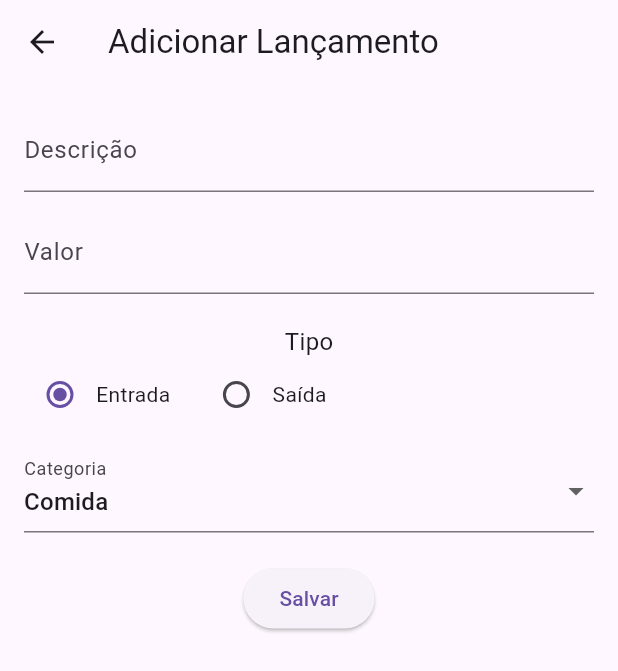
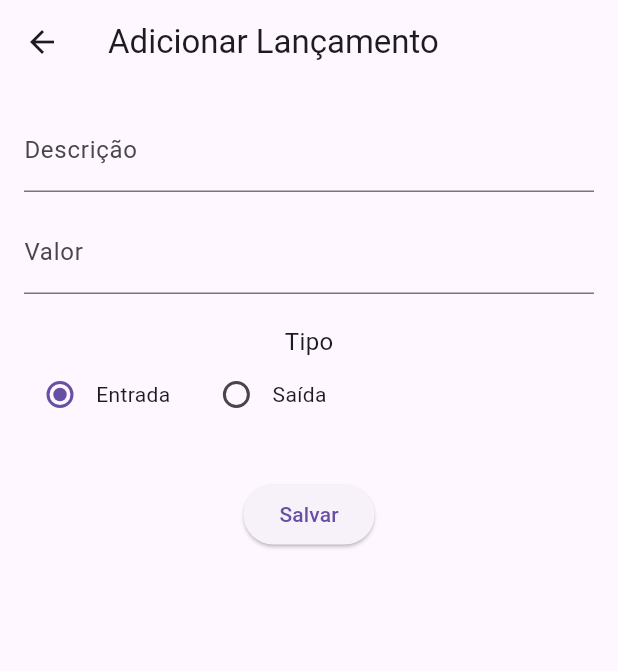
Before and after one commit to tkzin21/dindin2, a Flutter app: the screen it shows after launch, after a tap on the "add" icon, on a phone screen of 412 x 824 dp. Shown: the top 671 px of the screen. Run offline on Flutter 3.47's test engine with Material 3 defaults, Android fonts, the phone set to English and light mode, and no system bars; our stand-ins replace fl_chart, shared_preferences.

Commit message:
versao final

```diff
--- a/lib/main.dart
+++ b/lib/main.dart
@@ -15,10 +15,7 @@ class DinDinApp extends StatelessWidget {
     return MaterialApp(
       debugShowCheckedModeBanner: false,
       title: 'DinDin',
-      theme: ThemeData(
-        primarySwatch: Colors.blue,
-        useMaterial3: true,
-      ),
+      theme: ThemeData(primarySwatch: Colors.blue, useMaterial3: true),
       home: const SplashScreen(),
     );
   }
@@ -49,20 +46,13 @@ class _SplashScreenState extends State<SplashScreen> {
       body: Container(
         decoration: const BoxDecoration(
           gradient: LinearGradient(
-            colors: [
-              Color(0xFF00C9FF),
-              Color(0xFF92FE9D),
-            ],
+            colors: [Color(0xFF00C9FF), Color(0xFF92FE9D)],
             begin: Alignment.topCenter,
             end: Alignment.bottomCenter,
           ),
         ),
         child: Center(
-          child: Image.asset(
-            'assets/logo.png',
-            width: 150,
-            height: 150,
-          ),
+          child: Image.asset('assets/logo.png', width: 150, height: 150),
         ),
       ),
     );
@@ -84,7 +74,14 @@ class _HomePageState extends State<HomePage> {
   final List<Map<String, dynamic>> lancamentos = [];
 
   String filtroCategoria = 'Todas';
-  final categorias = ['Todas', 'Comida', 'Transporte', 'Lazer', 'Saúde', 'Outros'];
+  final categorias = [
+    'Todas',
+    'Comida',
+    'Transporte',
+    'Lazer',
+    'Saúde',
+    'Outros',
+  ];
 
   String tipoGrafico = 'Pizza';
   final tiposGraficos = ['Pizza', 'Barra', 'Linha'];
@@ -198,10 +195,14 @@ class _HomePageState extends State<HomePage> {
                 ),
                 Column(
                   children: [
-                    Text("Receitas: R\$ ${totalReceitas.toStringAsFixed(2)}",
-                        style: const TextStyle(color: Colors.green)),
-                    Text("Despesas: R\$ ${totalDespesas.toStringAsFixed(2)}",
-                        style: const TextStyle(color: Colors.red)),
+                    Text(
+                      "Receitas: R\$ ${totalReceitas.toStringAsFixed(2)}",
+                      style: const TextStyle(color: Colors.green),
+                    ),
+                    Text(
+                      "Despesas: R\$ ${totalDespesas.toStringAsFixed(2)}",
+                      style: const TextStyle(color: Colors.red),
+                    ),
                   ],
                 ),
               ],
@@ -220,7 +221,9 @@ class _HomePageState extends State<HomePage> {
                         .map((c) => DropdownMenuItem(value: c, child: Text(c)))
                         .toList(),
                     onChanged: (v) => setState(() => filtroCategoria = v!),
-                    decoration: const InputDecoration(labelText: 'Filtrar por categoria'),
+                    decoration: const InputDecoration(
+                      labelText: 'Filtrar por categoria',
+                    ),
                   ),
                 ),
                 const SizedBox(width: 12),
@@ -262,11 +265,14 @@ class _HomePageState extends State<HomePage> {
                       return ListTile(
                         title: Text(l['descricao']),
                         subtitle: Text(
-                            'Categoria: ${l['categoria']}  |  ${l['tipo']} | ${l['data']}'),
+                          'Categoria: ${l['categoria']}  |  ${l['tipo']} | ${l['data']}',
+                        ),
                         leading: Text(
                           'R\$ ${(l['valor']).toStringAsFixed(2)}',
                           style: TextStyle(
-                            color: (l['valor']) >= 0 ? Colors.green : Colors.red,
+                            color: (l['valor']) >= 0
+                                ? Colors.green
+                                : Colors.red,
                           ),
                         ),
                         trailing: Row(
@@ -278,9 +284,8 @@ class _HomePageState extends State<HomePage> {
                                 final edit = await Navigator.push(
                                   context,
                                   MaterialPageRoute(
-                                    builder: (_) => AddLancamentoPage(
-                                      lancamento: l,
-                                    ),
+                                    builder: (_) =>
+                                        AddLancamentoPage(lancamento: l),
                                   ),
                                 );
                                 if (edit != null) {
@@ -290,7 +295,8 @@ class _HomePageState extends State<HomePage> {
                             ),
                             IconButton(
                               icon: const Icon(Icons.delete, color: Colors.red),
-                              onPressed: () => _excluirLancamento(originalIndex),
+                              onPressed: () =>
+                                  _excluirLancamento(originalIndex),
                             ),
                           ],
                         ),
@@ -323,16 +329,43 @@ class _HomePageState extends State<HomePage> {
     final categoriasList = dados.keys.toList();
     final valores = dados.values.toList();
 
-    // --- Pizza ---
+    // PALETA DEFINIDA
+    const entradaColor = Color(0xFF2ECC71); // Verde Esmeralda
+    const saidaColor = Color(0xFFE74C3C); // Vermelho Coral
+
+    // Outras categorias fixas e bonitas
+    const Map<String, Color> palette = {
+      "Entrada": entradaColor,
+      "Saída": saidaColor,
+      "Comida": Color(0xFF3498DB), // Azul
+      "Transporte": Color(0xFFF1C40F), // Amarelo
+      "Lazer": Color(0xFF9B59B6), // Roxo
+      "Saúde": Color(0xFF1ABC9C), // Verde água
+      "Outros": Color(0xFF95A5A6), // Cinza
+    };
+
+    Color getColor(String categoria) {
+      return palette[categoria] ?? Colors.grey;
+    }
+
+    // ================================
+    // GRÁFICO DE PIZZA
+    // ================================
     if (tipoGrafico == 'Pizza') {
       return PieChart(
         PieChartData(
           sections: List.generate(dados.length, (i) {
+            final cat = categoriasList[i];
             return PieChartSectionData(
               value: valores[i],
-              title: categoriasList[i],
-              color: Colors.primaries[i % Colors.primaries.length],
+              title: cat,
+              color: getColor(cat), // <- cor definida bonitona
               radius: 60,
+              titleStyle: const TextStyle(
+                color: Colors.white,
+                fontWeight: FontWeight.bold,
+                fontSize: 14,
+              ),
             );
           }),
           centerSpaceRadius: 30,
@@ -340,18 +373,22 @@ class _HomePageState extends State<HomePage> {
       );
     }
 
-    // --- Barras ---
+    // ================================
+    // GRÁFICO DE BARRA
+    // ================================
     if (tipoGrafico == 'Barra') {
       return BarChart(
         BarChartData(
           barGroups: List.generate(dados.length, (i) {
+            final cat = categoriasList[i];
             return BarChartGroupData(
               x: i,
               barRods: [
                 BarChartRodData(
                   toY: valores[i],
-                  color: Colors.primaries[i % Colors.primaries.length],
-                )
+                  color: getColor(cat),
+                  width: 18,
+                ),
               ],
             );
           }),
@@ -359,7 +396,9 @@ class _HomePageState extends State<HomePage> {
       );
     }
 
-    // --- Linha ---
+    // ================================
+    // GRÁFICO DE LINHA
+    // ================================
     return LineChart(
       LineChartData(
         lineBarsData: [
@@ -369,8 +408,13 @@ class _HomePageState extends State<HomePage> {
               (i) => FlSpot(i.toDouble(), valores[i]),
             ),
             isCurved: true,
-            barWidth: 3,
+            barWidth: 4,
+            color: const Color(0xFF2D3436), // cinza escuro moderno
             dotData: FlDotData(show: true),
+            belowBarData: BarAreaData(
+              show: true,
+              color: const Color(0xFF2D3436).withOpacity(0.15),
+            ),
           ),
         ],
       ),
@@ -401,15 +445,17 @@ class _AddLancamentoPageState extends State<AddLancamentoPage> {
   @override
   void initState() {
     super.initState();
-    descricaoCtrl = TextEditingController(text: widget.lancamento?['descricao'] ?? '');
+    descricaoCtrl = TextEditingController(
+      text: widget.lancamento?['descricao'] ?? '',
+    );
     valorCtrl = TextEditingController(
-        text: widget.lancamento?['valor']?.abs().toString() ?? '');
+      text: widget.lancamento?['valor']?.abs().toString() ?? '',
+    );
 
     categoriaSelecionada = widget.lancamento?['categoria'] ?? 'Comida';
 
     if (widget.lancamento != null) {
-      tipoSelecionado =
-          widget.lancamento!['valor'] >= 0 ? 'Entrada' : 'Saída';
+      tipoSelecionado = widget.lancamento!['valor'] >= 0 ? 'Entrada' : 'Saída';
     }
   }
 
@@ -417,8 +463,11 @@ class _AddLancamentoPageState extends State<AddLancamentoPage> {
   Widget build(BuildContext context) {
     return Scaffold(
       appBar: AppBar(
-        title:
-            Text(widget.lancamento == null ? 'Adicionar Lançamento' : 'Editar Lançamento'),
+        title: Text(
+          widget.lancamento == null
+              ? 'Adicionar Lançamento'
+              : 'Editar Lançamento',
+        ),
       ),
       body: Padding(
         padding: const EdgeInsets.all(16),
@@ -441,7 +490,6 @@ class _AddLancamentoPageState extends State<AddLancamentoPage> {
             // ============================
             // RADIO TIPO
             // ============================
-
             const Text("Tipo", style: TextStyle(fontSize: 16)),
             Row(
               children: [
@@ -464,6 +512,8 @@ class _AddLancamentoPageState extends State<AddLancamentoPage> {
 
             const SizedBox(height: 12),
 
+            // Só mostra categoria se for SAÍDA
+            if (tipoSelecionado == "Saída")
               DropdownButtonFormField<String>(
                 value: categoriaSelecionada,
                 items: categorias
@@ -478,9 +528,9 @@ class _AddLancamentoPageState extends State<AddLancamentoPage> {
             ElevatedButton(
               onPressed: () {
                 double valor =
-                    double.tryParse(valorCtrl.text.replaceAll(',', '.')) ??
-                        0.0;
+                    double.tryParse(valorCtrl.text.replaceAll(',', '.')) ?? 0.0;
 
+                // Entrada fica positiva | Saída fica negativa
                 if (tipoSelecionado == 'Saída') {
                   valor = -valor;
                 }
@@ -493,13 +543,15 @@ class _AddLancamentoPageState extends State<AddLancamentoPage> {
                 Navigator.pop(context, {
                   'descricao': descricaoCtrl.text,
                   'valor': valor,
-                  'categoria': categoriaSelecionada,
+                  'categoria': tipoSelecionado == "Entrada"
+                      ? "Entrada" // <-- Categoria automática!
+                      : categoriaSelecionada,
                   'tipo': tipoSelecionado,
                   'data': dataFormatada,
                 });
               },
               child: const Text('Salvar'),
-            )
+            ),
           ],
         ),
       ),
```
Lines whose indentation alone changed are shown as unchanged.
